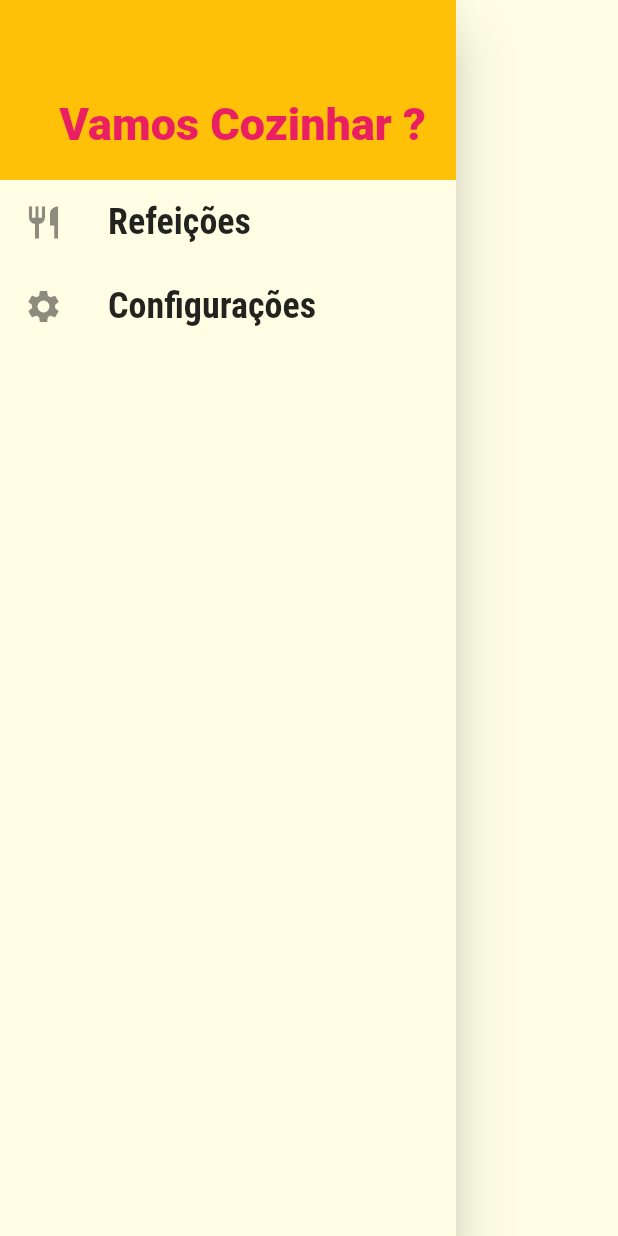
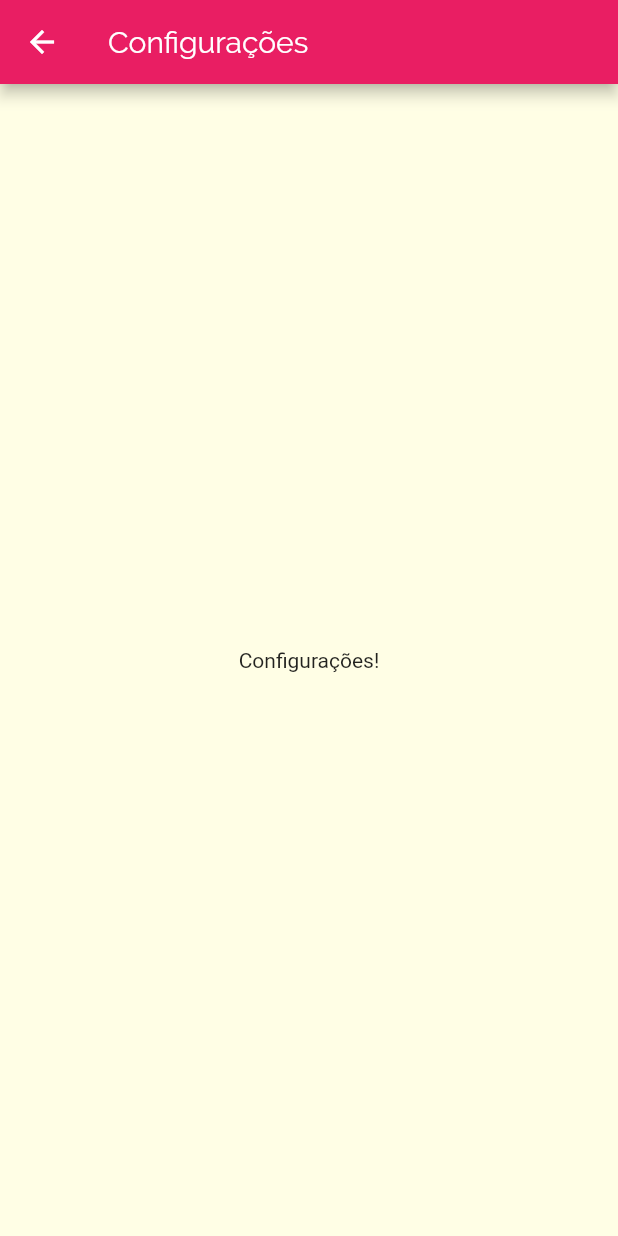
Before and after one commit to gabrielkussler/app-despesas-flutter, a Flutter app: the MainDrawer widget shown alone on an empty page, opened directly, after a tap on "Configurações", on a phone screen of 412 x 824 dp. Run offline on Flutter 3.47's test engine with Material 2 defaults, Android fonts, the phone set to English and light mode, and no system bars; network calls fail.

Commit message:
Adicionando links no Drawer

```diff
--- a/lib/components/main_drawer.dart
+++ b/lib/components/main_drawer.dart
@@ -1,21 +1,22 @@
+import 'package:apprefeicoes/utils/app_routes.dart';
 import 'package:flutter/material.dart';
 
 class MainDrawer extends StatelessWidget {
-
-  Widget _createItem(IconData icon, String label) {
-    return ListTile(
+  Widget _createItem(IconData icon, String label, Function() onTap) {
+  return ListTile(
       leading: Icon(
         icon,
         size: 26,
       ),
-      title: Text(label,
+      title: Text(
+        label,
         style: TextStyle(
           fontFamily: 'RobotoCondensed',
           fontSize: 24,
           fontWeight: FontWeight.bold,
         ),
       ),
-      onTap: () {},
+      onTap: onTap,
     );
   }
 
@@ -28,22 +29,27 @@ class MainDrawer extends StatelessWidget {
             height: 120,
             width: double.infinity,
             padding: EdgeInsets.all(20),
-            color: Theme
-                .of(context)
-                .accentColor,
+            color: Theme.of(context).accentColor,
             alignment: Alignment.bottomRight,
-            child: Text('Vamos Cozinhar ?',
+            child: Text(
+              'Vamos Cozinhar ?',
               style: TextStyle(
                 fontSize: 30,
                 fontWeight: FontWeight.w900,
-                color: Theme
-                    .of(context)
-                    .primaryColor,
+                color: Theme.of(context).primaryColor,
               ),
             ),
           ),
-          _createItem(Icons.restaurant, 'Refeições'),
-          _createItem(Icons.settings, 'Configurações'),
+          _createItem(
+            Icons.restaurant,
+            'Refeições',
+              () => Navigator.of(context).pushNamed(AppRoutes.HOME),
+          ),
+          _createItem(
+            Icons.settings,
+            'Configurações',
+                () => Navigator.of(context).pushNamed(AppRoutes.SETTINGS),
+          ),
         ],
       ),
     );
--- a/lib/main.dart
+++ b/lib/main.dart
@@ -3,6 +3,7 @@ import 'package:apprefeicoes/screens/meal_detail_screen.dart';
 import 'package:flutter/material.dart';
 import 'screens/categories_screen.dart';
 import 'screens/tabs_screen.dart';
+import 'screens/settings_screen.dart';
 
 import 'utils/app_routes.dart';
 
@@ -29,6 +30,7 @@ class MyApp extends StatelessWidget {
         AppRoutes.HOME: (ctx) => TabsScreen(),
         AppRoutes.CATEGORIES_MEALS: (ctx) => CategoriesMealsScreen(),
         AppRoutes.MEAL_DETAIL: (ctx) => MealDetailScreen(),
+        AppRoutes.SETTINGS: (ctx) => SettingScreen(),
       },
     );
   }
--- /dev/null
+++ b/lib/screens/settings_screen.dart
@@ -0,0 +1,16 @@
+import 'package:flutter/material.dart';
+
+class SettingScreen extends StatelessWidget {
+
+  @override
+  Widget build(BuildContext context) {
+    return Scaffold(
+      appBar: AppBar(
+        title: Text('Configurações'),
+      ),
+      body: Center(
+        child: Text('Configurações!'),
+      ),
+    );
+  }
+}
--- a/lib/utils/app_routes.dart
+++ b/lib/utils/app_routes.dart
@@ -2,4 +2,5 @@ class AppRoutes {
   static const HOME = '/';
   static const CATEGORIES_MEALS = 'categories-meals';
   static const MEAL_DETAIL = 'meal-detail';
+  static const SETTINGS = '/settings';
 }
```
